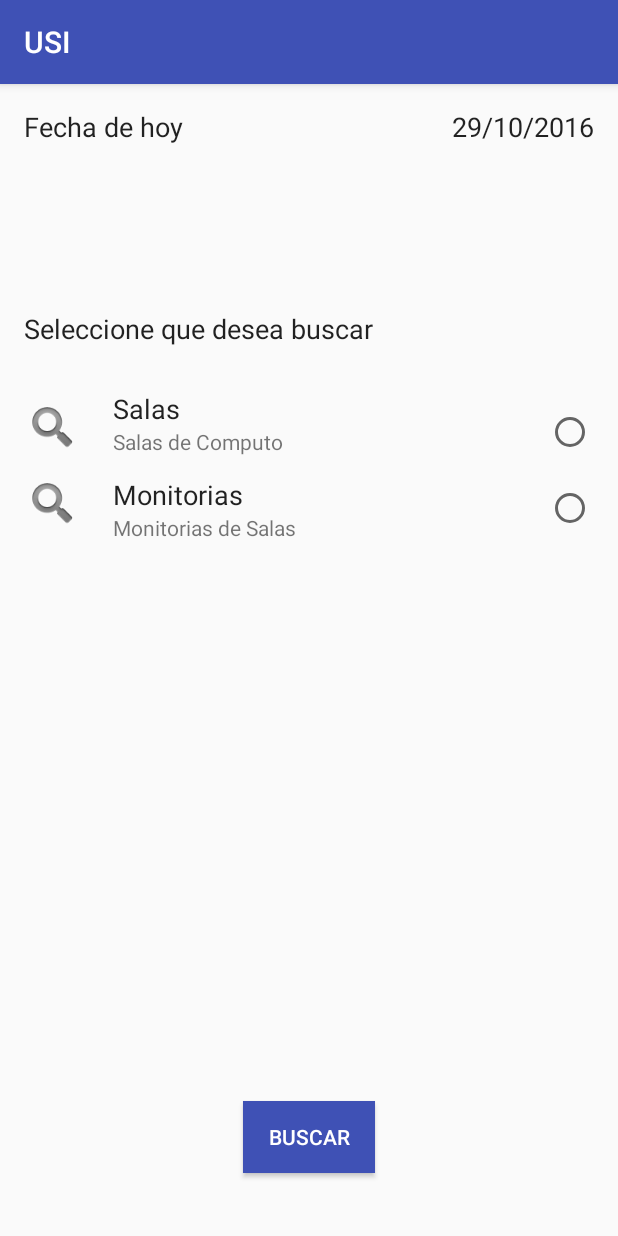
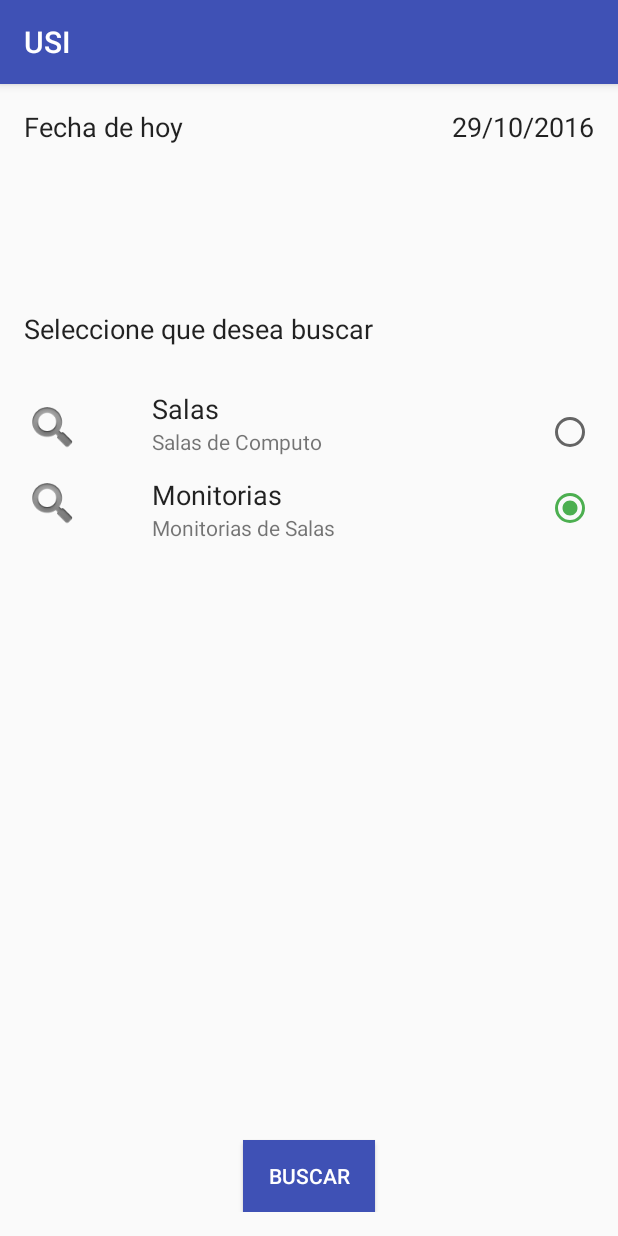
Before and after one commit to brayan-stiven-v-v/usi-app, an Android app: the screen it shows after launch (MainActivity), after a tap on "BUSCAR", on a phone screen of 412 x 824 dp. Run offline under Robolectric (Android 15) with nearby library versions, the light colour scheme and no system bars; 2 other taps on this screen came first.

Commit message:
Primera interfaz de usuario USI version 1 lista

```diff
--- a/USI/app/src/main/java/com/appusi/usiunidaddeserviciosinformaticos/MainActivity.java
+++ b/USI/app/src/main/java/com/appusi/usiunidaddeserviciosinformaticos/MainActivity.java
@@ -17,10 +17,8 @@ import java.util.Locale;
 public class MainActivity extends AppCompatActivity {
 
 
-    private TextView txt_fecha_hoy_date;
     private RadioButton rdButton_salas;
     private RadioButton rdButton_monitorias;
-    private Button btnConsultar;
 
 
     @Override
@@ -28,10 +26,10 @@ public class MainActivity extends AppCompatActivity {
         super.onCreate(savedInstanceState);
         setContentView(R.layout.activity_main);
 
-        txt_fecha_hoy_date = (TextView) findViewById(R.id.txt_fecha_hoy_date);
+        TextView txt_fecha_hoy_date = (TextView) findViewById(R.id.txt_fecha_hoy_date);
         rdButton_salas = (RadioButton) findViewById(R.id.rdButton_salas);
         rdButton_monitorias = (RadioButton) findViewById(R.id.rdButton_monitorias);
-        btnConsultar = (Button) findViewById(R.id.btnConsultar);
+        Button btnConsultar = (Button) findViewById(R.id.btnConsultar);
 
 
         rdButton_salas.setOnClickListener(new View.OnClickListener() {
@@ -54,7 +52,7 @@ public class MainActivity extends AppCompatActivity {
         btnConsultar.setOnClickListener(new View.OnClickListener() {
             @Override
             public void onClick(View v) {
-                Toast.makeText(MainActivity.this, "Proximamente, DIOS LO BENDIGA MR BRAYAN ", Toast.LENGTH_SHORT).show();
+                Toast.makeText(MainActivity.this, "Proximamente", Toast.LENGTH_SHORT).show();
             }
         });
 
--- a/USI/app/src/main/res/layout/activity_main.xml
+++ b/USI/app/src/main/res/layout/activity_main.xml
@@ -1,4 +1,6 @@
 <?xml version="1.0" encoding="utf-8"?>
+
+
 <RelativeLayout xmlns:android="http://schemas.android.com/apk/res/android"
     xmlns:app="http://schemas.android.com/apk/res-auto"
     xmlns:tools="http://schemas.android.com/tools"
@@ -9,7 +11,9 @@
     android:paddingLeft="@dimen/activity_horizontal_margin"
     android:paddingRight="@dimen/activity_horizontal_margin"
     android:paddingTop="@dimen/activity_vertical_margin"
-    tools:context="com.appusi.usiunidaddeserviciosinformaticos.MainActivity">
+    tools:context="com.appusi.usiunidaddeserviciosinformaticos.MainActivity"
+    android:scrollbarAlwaysDrawHorizontalTrack="false"
+    android:scrollbarAlwaysDrawVerticalTrack="false">
 
     <TextView
         android:text="@string/txt_USI_fecha_hoy"
@@ -44,49 +48,14 @@
         android:textAppearance="@android:style/TextAppearance.DeviceDefault"
         android:textSize="18sp" />
 
-    <Button
-        android:text="@string/btn_USI_buscar"
-        android:layout_width="wrap_content"
-        android:layout_height="wrap_content"
-        android:id="@+id/btnConsultar"
-        android:layout_marginBottom="26dp"
-        android:layout_alignParentBottom="true"
-        android:layout_centerHorizontal="true"
-        android:textColor="@android:color/white"
-        android:background="@color/colorPrimary" />
-
-    <TextView
-        android:text="@string/txt_USI_monitorias"
-        android:layout_width="wrap_content"
-        android:layout_height="wrap_content"
-        android:id="@+id/txt_USI_monitorias"
-        android:layout_weight="1"
-        android:textAppearance="@android:style/TextAppearance.DeviceDefault"
-        android:textSize="18sp"
-        android:layout_alignTop="@+id/imgSearchMonitorias"
-        android:layout_toLeftOf="@+id/btnConsultar"
-        android:layout_toStartOf="@+id/btnConsultar" />
-
     <TextView
         android:text="@string/txt_USI_monitorias_description"
         android:layout_width="wrap_content"
         android:layout_height="wrap_content"
         android:id="@+id/txt_USI_monitorias_description"
-        android:layout_weight="1"
         android:textAppearance="@android:style/TextAppearance.DeviceDefault"
         android:textColor="@color/colorControlNormal"
         android:layout_below="@+id/txt_USI_monitorias"
-        android:layout_alignLeft="@+id/txt_USI_monitorias"
-        android:layout_alignStart="@+id/txt_USI_monitorias" />
-
-    <TextView
-        android:text="@string/txt_USI_salas_description"
-        android:layout_width="wrap_content"
-        android:layout_height="wrap_content"
-        android:id="@+id/txt_USI_salas_description"
-        android:textAppearance="@android:style/TextAppearance.DeviceDefault"
-        android:textColor="@color/colorControlNormal"
-        android:layout_above="@+id/imgSearchMonitorias"
         android:layout_alignLeft="@+id/txt_USI_monitorias"
         android:layout_alignStart="@+id/txt_USI_monitorias" />
 
@@ -105,17 +74,6 @@
         android:layout_alignBottom="@+id/imgSearchMonitorias"
         android:layout_alignParentRight="true"
         android:layout_alignParentEnd="true" />
-
-    <TextView
-        android:text="@string/txt_USI_salas"
-        android:layout_width="wrap_content"
-        android:layout_height="wrap_content"
-        android:id="@+id/txt_USI_salas"
-        android:textAppearance="@android:style/TextAppearance.DeviceDefault"
-        android:textSize="18sp"
-        android:layout_above="@+id/txt_USI_salas_description"
-        android:layout_alignLeft="@+id/txt_USI_salas_description"
-        android:layout_alignStart="@+id/txt_USI_salas_description" />
 
     <ImageView
         android:layout_width="38dp"
@@ -140,4 +98,49 @@
         android:layout_alignParentStart="true"
         android:contentDescription="@string/txt_USI_monitorias" />
 
+    <TextView
+        android:text="@string/txt_USI_monitorias"
+        android:layout_width="wrap_content"
+        android:layout_height="wrap_content"
+        android:id="@+id/txt_USI_monitorias"
+        android:textAppearance="@android:style/TextAppearance.DeviceDefault"
+        android:textSize="18sp"
+        android:layout_alignTop="@+id/imgSearchMonitorias"
+        android:layout_toRightOf="@+id/imgSearchMonitorias"
+        android:layout_toEndOf="@+id/imgSearchMonitorias"
+        android:layout_marginLeft="47dp"
+        android:layout_marginStart="47dp" />
+
+    <TextView
+        android:text="@string/txt_USI_salas_description"
+        android:layout_width="wrap_content"
+        android:layout_height="wrap_content"
+        android:id="@+id/txt_USI_salas_description"
+        android:textAppearance="@android:style/TextAppearance.DeviceDefault"
+        android:textColor="@color/colorControlNormal"
+        android:layout_alignBottom="@+id/imgSearchSalas"
+        android:layout_alignLeft="@+id/txt_USI_monitorias"
+        android:layout_alignStart="@+id/txt_USI_monitorias" />
+
+    <TextView
+        android:text="@string/txt_USI_salas"
+        android:layout_width="wrap_content"
+        android:layout_height="wrap_content"
+        android:id="@+id/txt_USI_salas"
+        android:textAppearance="@android:style/TextAppearance.DeviceDefault"
+        android:textSize="18sp"
+        android:layout_above="@+id/txt_USI_salas_description"
+        android:layout_alignLeft="@+id/txt_USI_salas_description"
+        android:layout_alignStart="@+id/txt_USI_salas_description" />
+
+    <Button
+        android:text="@string/btn_USI_buscar"
+        android:layout_width="wrap_content"
+        android:layout_height="wrap_content"
+        android:id="@+id/btnConsultar"
+        android:textColor="@android:color/white"
+        android:background="@color/colorPrimary"
+        android:layout_alignParentBottom="true"
+        android:layout_centerHorizontal="true" />
+
 </RelativeLayout>
```
Also changed, not shown: 243 other files.
